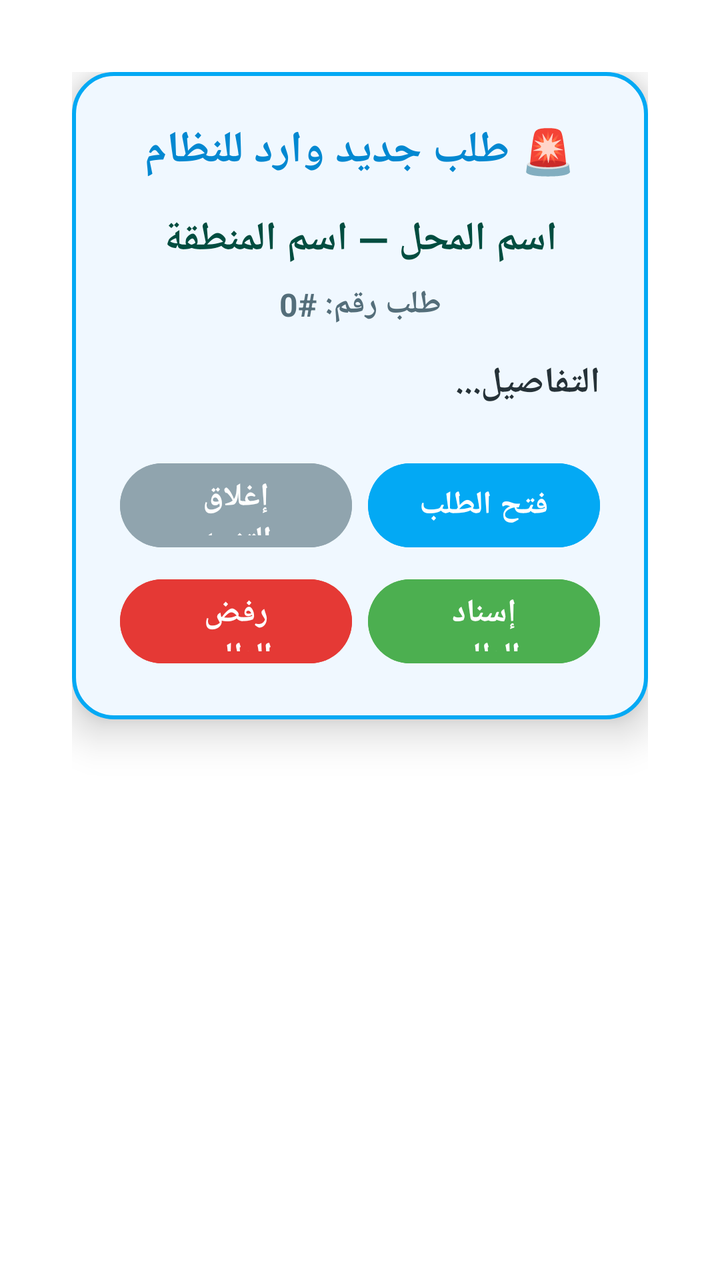
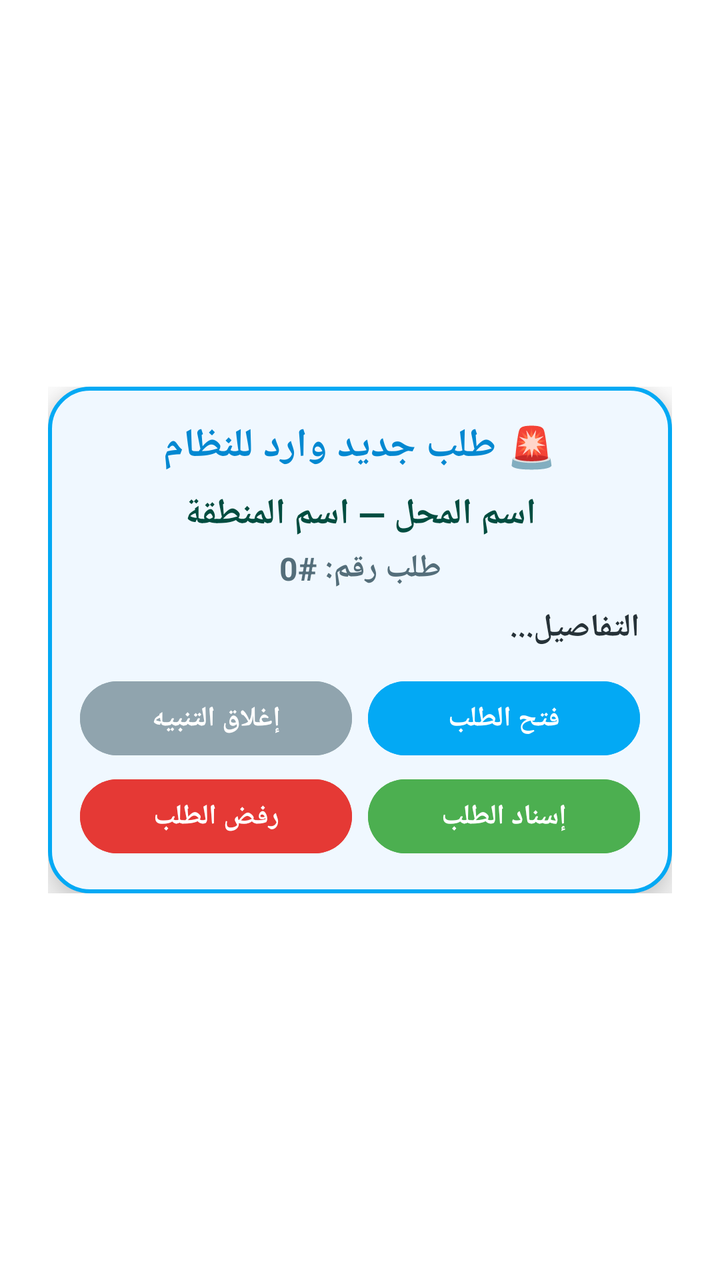

An Android layout rendered at two revisions. The XML below is the earlier revision; the diff shows what the commit changed to produce the second picture.
<!-- AndroidManifest.xml: activity theme Theme.Material3.DayNight.Dialog -->
<!-- res/layout/activity_order_alert.xml -->
<?xml version="1.0" encoding="utf-8"?>
<LinearLayout xmlns:android="http://schemas.android.com/apk/res/android"
    android:layout_width="match_parent"
    android:layout_height="wrap_content"
    android:orientation="vertical"
    android:padding="20dp"
    android:background="@android:color/transparent"
    android:layout_gravity="center">

    <LinearLayout
        android:layout_width="match_parent"
        android:layout_height="wrap_content"
        android:orientation="vertical"
        android:padding="24dp"
        android:background="@drawable/bg_alert"
        android:elevation="12dp">

        
        <TextView
            android:id="@+id/tvAlertHeader"
            android:layout_width="match_parent"
            android:layout_height="wrap_content"
            android:text="🚨 طلب جديد وارد للنظام"
            android:textColor="#0288D1"
            android:textSize="22sp"
            android:textStyle="bold"
            android:gravity="center"
            android:layout_marginBottom="16dp" />

        
        <TextView
            android:id="@+id/tvAlertTitle"
            android:layout_width="match_parent"
            android:layout_height="wrap_content"
            android:text="اسم المحل — اسم المنطقة"
            android:textColor="#004D40"
            android:textSize="20sp"
            android:textStyle="bold"
            android:gravity="center"
            android:layout_marginBottom="8dp" />

        
        <TextView
            android:id="@+id/tvOrderNumber"
            android:layout_width="match_parent"
            android:layout_height="wrap_content"
            android:text="طلب رقم: #0"
            android:textColor="#546E7A"
            android:textSize="16sp"
            android:textStyle="bold"
            android:gravity="center"
            android:layout_marginBottom="16dp" />

        
        <TextView
            android:id="@+id/tvOrderDetails"
            android:layout_width="match_parent"
            android:layout_height="wrap_content"
            android:text="التفاصيل..."
            android:textColor="#263238"
            android:textSize="18sp"
            android:textStyle="bold"
            android:lineSpacingExtra="8dp"
            android:gravity="right"
            android:layout_marginBottom="24dp" />

        
        <LinearLayout
            android:id="@+id/layoutMainButtons"
            android:layout_width="match_parent"
            android:layout_height="wrap_content"
            android:orientation="vertical">

            <LinearLayout
                android:layout_width="match_parent"
                android:layout_height="wrap_content"
                android:orientation="horizontal"
                android:gravity="center"
                android:layout_marginBottom="8dp">

                
                <Button
                    android:id="@+id/btnCloseAlert"
                    android:layout_width="0dp"
                    android:layout_height="50dp"
                    android:layout_weight="1"
                    android:text="إغلاق التنبيه"
                    android:textColor="#FFFFFF"
                    android:textSize="16sp"
                    android:textStyle="bold"
                    android:backgroundTint="#90A4AE"
                    android:layout_marginEnd="4dp" />

                
                <Button
                    android:id="@+id/btnOpenApp"
                    android:layout_width="0dp"
                    android:layout_height="50dp"
                    android:layout_weight="1"
                    android:text="فتح الطلب"
                    android:textColor="#FFFFFF"
                    android:textSize="16sp"
                    android:textStyle="bold"
                    android:backgroundTint="#03A9F4"
                    android:layout_marginStart="4dp" />
            </LinearLayout>

            <LinearLayout
                android:layout_width="match_parent"
                android:layout_height="wrap_content"
                android:orientation="horizontal"
                android:gravity="center">

                
                <Button
                    android:id="@+id/btnRejectOrder"
                    android:layout_width="0dp"
                    android:layout_height="50dp"
                    android:layout_weight="1"
                    android:text="رفض الطلب"
                    android:textColor="#FFFFFF"
                    android:textSize="16sp"
                    android:textStyle="bold"
                    android:backgroundTint="#E53935"
                    android:layout_marginEnd="4dp" />

                
                <Button
                    android:id="@+id/btnAssignOrder"
                    android:layout_width="0dp"
                    android:layout_height="50dp"
                    android:layout_weight="1"
                    android:text="إسناد الطلب"
                    android:textColor="#FFFFFF"
                    android:textSize="16sp"
                    android:textStyle="bold"
                    android:backgroundTint="#4CAF50"
                    android:layout_marginStart="4dp" />
            </LinearLayout>

        </LinearLayout>

        
        <LinearLayout
            android:id="@+id/layoutAssign"
            android:layout_width="match_parent"
            android:layout_height="wrap_content"
            android:orientation="vertical"
            android:visibility="gone">

            <TextView
                android:layout_width="match_parent"
                android:layout_height="wrap_content"
                android:text="اختر المندوب لإسناد الطلب:"
                android:textColor="#004D40"
                android:textSize="18sp"
                android:textStyle="bold"
                android:layout_marginBottom="12dp"
                android:gravity="right" />

            <ScrollView
                android:layout_width="match_parent"
                android:layout_height="150dp"
                android:layout_marginBottom="16dp">

                <com.google.android.material.chip.ChipGroup
                    android:id="@+id/cgCouriers"
                    android:layout_width="match_parent"
                    android:layout_height="wrap_content"
                    android:layoutDirection="rtl" />

            </ScrollView>

            
            <Button
                android:id="@+id/btnConfirmAssign"
                android:layout_width="match_parent"
                android:layout_height="50dp"
                android:text="تأكيد الإسناد"
                android:textColor="#FFFFFF"
                android:textSize="16sp"
                android:textStyle="bold"
                android:backgroundTint="#2E7D32" />
            
            <Button
                android:id="@+id/btnCancelAssign"
                android:layout_width="match_parent"
                android:layout_height="40dp"
                android:text="إلغاء"
                android:textColor="#546E7A"
                android:textSize="14sp"
                android:backgroundTint="@android:color/transparent"
                android:elevation="0dp"
                android:layout_marginTop="8dp"/>

        </LinearLayout>

    </LinearLayout>

</LinearLayout>
<!-- resources referenced by this layout -->
<resources>
  <!-- drawable bg_alert (drawable) -->
  <?xml version="1.0" encoding="utf-8"?>
  <shape xmlns:android="http://schemas.android.com/apk/res/android"
      android:shape="rectangle">
      <solid android:color="#F0F8FF" /> 
      <corners android:radius="20dp" /> 
      <stroke android:width="2dp" android:color="#03A9F4" /> 
  </shape>
</resources>

<!-- the commit's change to res/layout/activity_order_alert.xml (unified diff, before → after) -->
@@ -1,200 +1,205 @@
 <?xml version="1.0" encoding="utf-8"?>
 <LinearLayout xmlns:android="http://schemas.android.com/apk/res/android"
     android:layout_width="match_parent"
-    android:layout_height="wrap_content"
+    android:layout_height="match_parent"
     android:orientation="vertical"
-    android:padding="20dp"
+    android:padding="8dp"
     android:background="@android:color/transparent"
-    android:layout_gravity="center">
-
-    <LinearLayout
+    android:gravity="center">
+
+    <ScrollView
         android:layout_width="match_parent"
         android:layout_height="wrap_content"
-        android:orientation="vertical"
-        android:padding="24dp"
-        android:background="@drawable/bg_alert"
-        android:elevation="12dp">
-
-        
-        <TextView
-            android:id="@+id/tvAlertHeader"
-            android:layout_width="match_parent"
-            android:layout_height="wrap_content"
-            android:text="🚨 طلب جديد وارد للنظام"
-            android:textColor="#0288D1"
-            android:textSize="22sp"
-            android:textStyle="bold"
-            android:gravity="center"
-            android:layout_marginBottom="16dp" />
-
-        
-        <TextView
-            android:id="@+id/tvAlertTitle"
-            android:layout_width="match_parent"
-            android:layout_height="wrap_content"
-            android:text="اسم المحل — اسم المنطقة"
-            android:textColor="#004D40"
-            android:textSize="20sp"
-            android:textStyle="bold"
-            android:gravity="center"
-            android:layout_marginBottom="8dp" />
-
-        
-        <TextView
-            android:id="@+id/tvOrderNumber"
-            android:layout_width="match_parent"
-            android:layout_height="wrap_content"
-            android:text="طلب رقم: #0"
-            android:textColor="#546E7A"
-            android:textSize="16sp"
-            android:textStyle="bold"
-            android:gravity="center"
-            android:layout_marginBottom="16dp" />
-
-        
-        <TextView
-            android:id="@+id/tvOrderDetails"
-            android:layout_width="match_parent"
-            android:layout_height="wrap_content"
-            android:text="التفاصيل..."
-            android:textColor="#263238"
-            android:textSize="18sp"
-            android:textStyle="bold"
-            android:lineSpacingExtra="8dp"
-            android:gravity="right"
-            android:layout_marginBottom="24dp" />
-
-        
+        android:fillViewport="true">
+
         <LinearLayout
-            android:id="@+id/layoutMainButtons"
-            android:layout_width="match_parent"
-            android:layout_height="wrap_content"
-            android:orientation="vertical">
-
-            <LinearLayout
-                android:layout_width="match_parent"
-                android:layout_height="wrap_content"
-                android:orientation="horizontal"
-                android:gravity="center"
-                android:layout_marginBottom="8dp">
-
-                
-                <Button
-                    android:id="@+id/btnCloseAlert"
-                    android:layout_width="0dp"
-                    android:layout_height="50dp"
-                    android:layout_weight="1"
-                    android:text="إغلاق التنبيه"
-                    android:textColor="#FFFFFF"
-                    android:textSize="16sp"
-                    android:textStyle="bold"
-                    android:backgroundTint="#90A4AE"
-                    android:layout_marginEnd="4dp" />
-
-                
-                <Button
-                    android:id="@+id/btnOpenApp"
-                    android:layout_width="0dp"
-                    android:layout_height="50dp"
-                    android:layout_weight="1"
-                    android:text="فتح الطلب"
-                    android:textColor="#FFFFFF"
-                    android:textSize="16sp"
-                    android:textStyle="bold"
-                    android:backgroundTint="#03A9F4"
-                    android:layout_marginStart="4dp" />
-            </LinearLayout>
-
-            <LinearLayout
-                android:layout_width="match_parent"
-                android:layout_height="wrap_content"
-                android:orientation="horizontal"
-                android:gravity="center">
-
-                
-                <Button
-                    android:id="@+id/btnRejectOrder"
-                    android:layout_width="0dp"
-                    android:layout_height="50dp"
-                    android:layout_weight="1"
-                    android:text="رفض الطلب"
-                    android:textColor="#FFFFFF"
-                    android:textSize="16sp"
-                    android:textStyle="bold"
-                    android:backgroundTint="#E53935"
-                    android:layout_marginEnd="4dp" />
-
-                
-                <Button
-                    android:id="@+id/btnAssignOrder"
-                    android:layout_width="0dp"
-                    android:layout_height="50dp"
-                    android:layout_weight="1"
-                    android:text="إسناد الطلب"
-                    android:textColor="#FFFFFF"
-                    android:textSize="16sp"
-                    android:textStyle="bold"
-                    android:backgroundTint="#4CAF50"
-                    android:layout_marginStart="4dp" />
-            </LinearLayout>
-
-        </LinearLayout>
-
-        
-        <LinearLayout
-            android:id="@+id/layoutAssign"
             android:layout_width="match_parent"
             android:layout_height="wrap_content"
             android:orientation="vertical"
-            android:visibility="gone">
-
-            <TextView
-                android:layout_width="match_parent"
-                android:layout_height="wrap_content"
-                android:text="اختر المندوب لإسناد الطلب:"
+            android:padding="16dp"
+            android:background="@drawable/bg_alert"
+            android:elevation="12dp">
+
+            
+            <TextView
+                android:id="@+id/tvAlertHeader"
+                android:layout_width="match_parent"
+                android:layout_height="wrap_content"
+                android:text="🚨 طلب جديد وارد للنظام"
+                android:textColor="#0288D1"
+                android:textSize="20sp"
+                android:textStyle="bold"
+                android:gravity="center"
+                android:layout_marginBottom="8dp" />
+
+            
+            <TextView
+                android:id="@+id/tvAlertTitle"
+                android:layout_width="match_parent"
+                android:layout_height="wrap_content"
+                android:text="اسم المحل — اسم المنطقة"
                 android:textColor="#004D40"
                 android:textSize="18sp"
                 android:textStyle="bold"
-                android:layout_marginBottom="12dp"
-                android:gravity="right" />
-
-            <ScrollView
-                android:layout_width="match_parent"
-                android:layout_height="150dp"
-                android:layout_marginBottom="16dp">
-
-                <com.google.android.material.chip.ChipGroup
-                    android:id="@+id/cgCouriers"
+                android:gravity="center"
+                android:layout_marginBottom="4dp" />
+
+            
+            <TextView
+                android:id="@+id/tvOrderNumber"
+                android:layout_width="match_parent"
+                android:layout_height="wrap_content"
+                android:text="طلب رقم: #0"
+                android:textColor="#546E7A"
+                android:textSize="16sp"
+                android:textStyle="bold"
+                android:gravity="center"
+                android:layout_marginBottom="8dp" />
+
+            
+            <TextView
+                android:id="@+id/tvOrderDetails"
+                android:layout_width="match_parent"
+                android:layout_height="wrap_content"
+                android:text="التفاصيل..."
+                android:textColor="#263238"
+                android:textSize="16sp"
+                android:textStyle="bold"
+                android:lineSpacingExtra="2dp"
+                android:gravity="right"
+                android:layout_marginBottom="12dp" />
+
+            
+            <LinearLayout
+                android:id="@+id/layoutMainButtons"
+                android:layout_width="match_parent"
+                android:layout_height="wrap_content"
+                android:orientation="vertical">
+
+                <LinearLayout
                     android:layout_width="match_parent"
                     android:layout_height="wrap_content"
-                    android:layoutDirection="rtl" />
-
-            </ScrollView>
-
-            
-            <Button
-                android:id="@+id/btnConfirmAssign"
-                android:layout_width="match_parent"
-                android:layout_height="50dp"
-                android:text="تأكيد الإسناد"
-                android:textColor="#FFFFFF"
-                android:textSize="16sp"
-                android:textStyle="bold"
-                android:backgroundTint="#2E7D32" />
-            
-            <Button
-                android:id="@+id/btnCancelAssign"
-                android:layout_width="match_parent"
-                android:layout_height="40dp"
-                android:text="إلغاء"
-                android:textColor="#546E7A"
-                android:textSize="14sp"
-                android:backgroundTint="@android:color/transparent"
-                android:elevation="0dp"
-                android:layout_marginTop="8dp"/>
+                    android:orientation="horizontal"
+                    android:gravity="center"
+                    android:layout_marginBottom="4dp">
+
+                    
+                    <Button
+                        android:id="@+id/btnCloseAlert"
+                        android:layout_width="0dp"
+                        android:layout_height="45dp"
+                        android:layout_weight="1"
+                        android:text="إغلاق التنبيه"
+                        android:textColor="#FFFFFF"
+                        android:textSize="14sp"
+                        android:textStyle="bold"
+                        android:backgroundTint="#90A4AE"
+                        android:layout_marginEnd="4dp" />
+
+                    
+                    <Button
+                        android:id="@+id/btnOpenApp"
+                        android:layout_width="0dp"
+                        android:layout_height="45dp"
+                        android:layout_weight="1"
+                        android:text="فتح الطلب"
+                        android:textColor="#FFFFFF"
+                        android:textSize="14sp"
+                        android:textStyle="bold"
+                        android:backgroundTint="#03A9F4"
+                        android:layout_marginStart="4dp" />
+                </LinearLayout>
+
+                <LinearLayout
+                    android:layout_width="match_parent"
+                    android:layout_height="wrap_content"
+                    android:orientation="horizontal"
+                    android:gravity="center">
+
+                    
+                    <Button
+                        android:id="@+id/btnRejectOrder"
+                        android:layout_width="0dp"
+                        android:layout_height="45dp"
+                        android:layout_weight="1"
+                        android:text="رفض الطلب"
+                        android:textColor="#FFFFFF"
+                        android:textSize="14sp"
+                        android:textStyle="bold"
+                        android:backgroundTint="#E53935"
+                        android:layout_marginEnd="4dp" />
+
+                    
+                    <Button
+                        android:id="@+id/btnAssignOrder"
+                        android:layout_width="0dp"
+                        android:layout_height="45dp"
+                        android:layout_weight="1"
+                        android:text="إسناد الطلب"
+                        android:textColor="#FFFFFF"
+                        android:textSize="14sp"
+                        android:textStyle="bold"
+                        android:backgroundTint="#4CAF50"
+                        android:layout_marginStart="4dp" />
+                </LinearLayout>
+
+            </LinearLayout>
+
+            
+            <LinearLayout
+                android:id="@+id/layoutAssign"
+                android:layout_width="match_parent"
+                android:layout_height="wrap_content"
+                android:orientation="vertical"
+                android:visibility="gone">
+
+                <TextView
+                    android:layout_width="match_parent"
+                    android:layout_height="wrap_content"
+                    android:text="اختر المندوب لإسناد الطلب:"
+                    android:textColor="#004D40"
+                    android:textSize="16sp"
+                    android:textStyle="bold"
+                    android:layout_marginBottom="8dp"
+                    android:gravity="right" />
+
+                <ScrollView
+                    android:layout_width="match_parent"
+                    android:layout_height="120dp"
+                    android:layout_marginBottom="12dp">
+
+                    <com.google.android.material.chip.ChipGroup
+                        android:id="@+id/cgCouriers"
+                        android:layout_width="match_parent"
+                        android:layout_height="wrap_content"
+                        android:layoutDirection="rtl" />
+
+                </ScrollView>
+
+                
+                <Button
+                    android:id="@+id/btnConfirmAssign"
+                    android:layout_width="match_parent"
+                    android:layout_height="45dp"
+                    android:text="تأكيد الإسناد"
+                    android:textColor="#FFFFFF"
+                    android:textSize="14sp"
+                    android:textStyle="bold"
+                    android:backgroundTint="#2E7D32" />
+                
+                <Button
+                    android:id="@+id/btnCancelAssign"
+                    android:layout_width="match_parent"
+                    android:layout_height="40dp"
+                    android:text="إلغاء"
+                    android:textColor="#546E7A"
+                    android:textSize="14sp"
+                    android:backgroundTint="@android:color/transparent"
+                    android:elevation="0dp"
+                    android:layout_marginTop="4dp"/>
+
+            </LinearLayout>
 
         </LinearLayout>
-
-    </LinearLayout>
-
+    </ScrollView>
 </LinearLayout>
